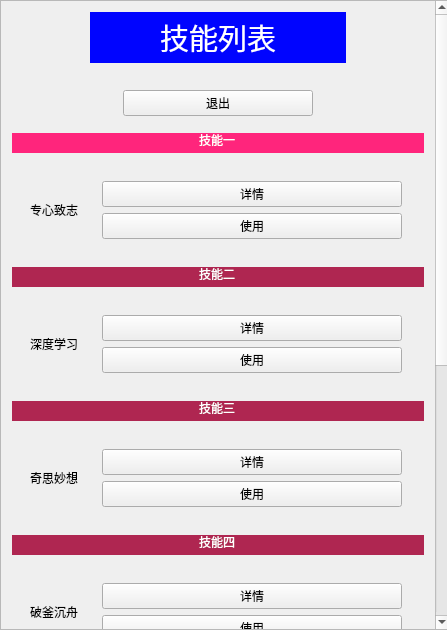
Qt form Luo_Jia_Li_Xian_Ji/skill.ui (lost-cat/Luo_Jia_Li_Xian_Ji) before a commit.
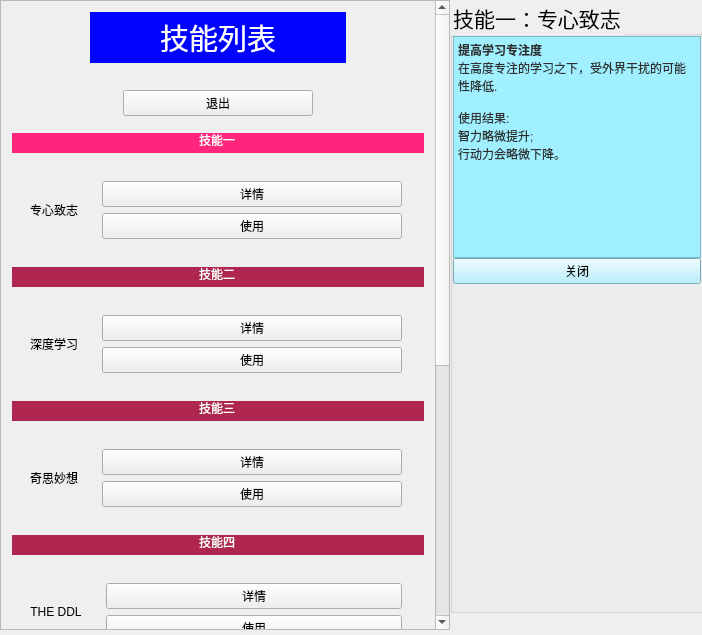
The same form after that commit. Icons and pictures are not drawn.

```diff
--- a/Luo_Jia_Li_Xian_Ji/skill.ui
+++ b/Luo_Jia_Li_Xian_Ji/skill.ui
@@ -6,8 +6,8 @@
    <rect>
     <x>0</x>
     <y>0</y>
-    <width>447</width>
-    <height>630</height>
+    <width>702</width>
+    <height>635</height>
    </rect>
   </property>
   <property name="windowTitle">
@@ -41,7 +41,7 @@
     <property name="geometry">
      <rect>
       <x>0</x>
-      <y>0</y>
+      <y>-1507</y>
       <width>427</width>
       <height>2135</height>
      </rect>
@@ -912,7 +912,7 @@
         <item>
          <widget class="QToolButton" name="toolButton_3">
           <property name="text">
-           <string>破釜沉舟</string>
+           <string>THE DDL</string>
           </property>
           <property name="icon">
            <iconset>
```
Left out of the diff: 35 changed lines with no effect on the pictures.
